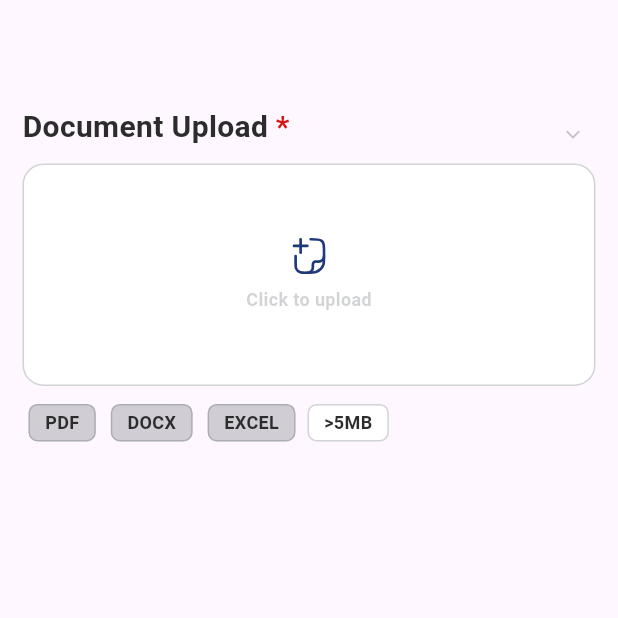
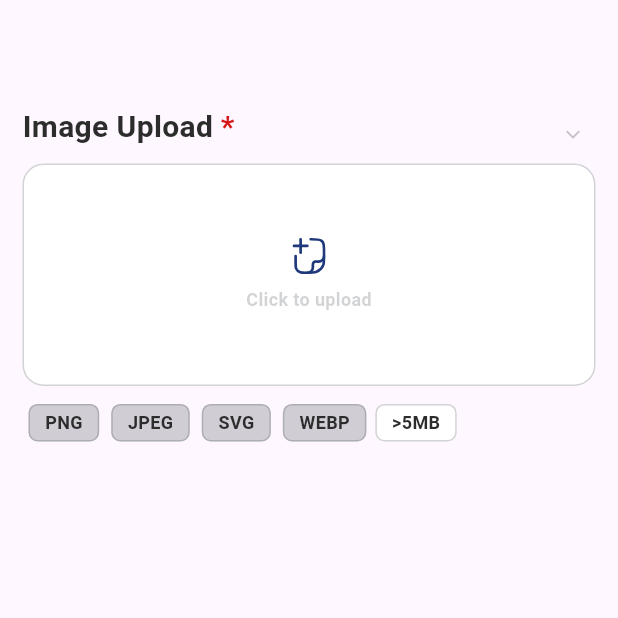
Before and after one commit to arulmaniAn24/List-package-for-reusable, a Flutter app: the screen it shows after launch, on a phone screen of 412 x 824 dp, the top half of it. Run offline on Flutter 3.47's test engine with Material 3 defaults, Android fonts, the phone set to English and light mode, and no system bars; our stand-ins replace bloc, file_picker, flutter_bloc, flutter_svg, image_picker; project files that could hold a hidden picture were left out.

Commit message:
update image_upload

```diff
--- a/lib/FilePicker/fileupload.dart
+++ b/lib/File_Picker/FilePicker/fileupload.dart
@@ -9,8 +9,9 @@ import 'package:flutter_svg/flutter_svg.dart';
 import '../bloc/filebloc.dart';
 import '../bloc/fileevent.dart';
 import '../bloc/filestate.dart';
+
+import 'package:file_picker/file_picker.dart';
 import '../constants/colors.dart';
-import 'package:file_picker/file_picker.dart';
 import 'filecard.dart';
 
 class DocumentUpload extends StatefulWidget {
--- /dev/null
+++ b/lib/Image_Picker/ImagePicker/imageupload.dart
@@ -0,0 +1,304 @@
+import 'dart:io';
+
+import 'package:flutter/cupertino.dart';
+import 'package:flutter/material.dart';
+import 'package:flutter_bloc/flutter_bloc.dart';
+
+import 'package:flutter_svg/flutter_svg.dart';
+import 'package:image_picker/image_picker.dart';
+
+import 'package:file_picker/file_picker.dart';
+import 'package:task1/Image_Picker/ImagePicker/filecard.dart';
+import '../constants/colors.dart';
+
+class ImageUpload extends StatefulWidget {
+  const ImageUpload({super.key});
+
+  @override
+  State<ImageUpload> createState() => _ImageUploadState();
+}
+
+class _ImageUploadState extends State<ImageUpload> {
+  bool isExpanded = false;
+  final List<PlatformFile> _uploadFiles = [];
+
+  Future<void> _galleryImage() async {
+    final ImagePicker picker = ImagePicker();
+    XFile? pickedFile = await picker.pickImage(source: ImageSource.gallery);
+
+    if (pickedFile != null) {
+      setState(() async {
+        _uploadFiles.add(PlatformFile(
+          name: pickedFile.path.split('/').last,
+          size: await File(pickedFile.path).length(),
+          path: pickedFile.path,
+        ));
+      });
+    }
+  }
+
+  Future<void> _captureImage() async {
+    final ImagePicker picker = ImagePicker();
+    XFile? pickedFile = await picker.pickImage(source: ImageSource.camera);
+
+    if (pickedFile != null) {
+      setState(() async {
+        _uploadFiles.add(PlatformFile(
+          name: pickedFile.path.split('/').last,
+          size: await File(pickedFile.path).length(),
+          path: pickedFile.path,
+        ));
+      });
+    }
+  }
+
+  @override
+  Widget build(BuildContext context) {
+    return Scaffold(
+      body: SingleChildScrollView(
+        child: Padding(
+          padding: const EdgeInsets.only(top: 70.0, left: 15.0, right: 15.0),
+          child: Column(
+            crossAxisAlignment: CrossAxisAlignment.start,
+            children: [
+              Stack(
+                children: [
+                  const Row(
+                    children: [
+                      Text(
+                        'Image Upload',
+                        style: TextStyle(
+                          fontSize: 20,
+                          fontWeight: FontWeight.bold,
+                          color: AppColors.secondaryColor,
+                        ),
+                      ),
+                      SizedBox(width: 5),
+                      Text(
+                        '*',
+                        style: TextStyle(
+                          fontSize: 20,
+                          fontWeight: FontWeight.bold,
+                          color: AppColors.accentColor,
+                        ),
+                      ),
+                    ],
+                  ),
+                  Positioned(
+                    top: 15,
+                    right: 10,
+                    child: GestureDetector(
+                      onTap: () {
+                        setState(() {
+                          isExpanded = !isExpanded;
+                        });
+                      },
+                      child: SvgPicture.asset(
+                        isExpanded
+                            ? 'assets/images/arrowup.svg'
+                            : 'assets/images/arrowdown.svg',
+                        height: 10,
+                        width: 10,
+                        fit: BoxFit.contain,
+                      ),
+                    ),
+                  ),
+                ],
+              ),
+              const SizedBox(height: 10),
+              Container(
+                height: MediaQuery.of(context).size.height * 0.18,
+                width: MediaQuery.of(context).size.width * 1.0,
+                decoration: BoxDecoration(
+                  color: AppColors.backgroundColor,
+                  border: Border.all(
+                    color: AppColors.secondary3Color,
+                  ),
+                  borderRadius: BorderRadius.circular(14),
+                ),
+                child: GestureDetector(
+                  onTap: () {
+                    showCupertinoModalPopup(
+                      context: context,
+                      builder: (context) => _buildCupertinoActionSheet(context),
+                    );
+                  },
+                  child: Column(
+                    mainAxisAlignment: MainAxisAlignment.center,
+                    children: [
+                      SvgPicture.asset(
+                        'assets/images/upload.svg',
+                        height: 25,
+                        width: 25,
+                        fit: BoxFit.contain,
+                      ),
+                      const SizedBox(height: 8),
+                      const Text(
+                        'Click to upload',
+                        style: TextStyle(
+                          fontSize: 12,
+                          fontWeight: FontWeight.bold,
+                          color: AppColors.secondary3Color,
+                        ),
+                      ),
+                    ],
+                  ),
+                ),
+              ),
+              const SizedBox(height: 10),
+              Row(
+                crossAxisAlignment: CrossAxisAlignment.start,
+                children: [
+                  _buildInfoContainer('PNG', isFirst: true),
+                  _buildInfoContainer('JPEG', isFirst: true),
+                  _buildInfoContainer('SVG', isFirst: true),
+                  _buildInfoContainer('WEBP', isFirst: true),
+                  _buildInfoContainer('>5MB', isFirst: false),
+                ],
+              ),
+              AnimatedCrossFade(
+                duration: const Duration(milliseconds: 300),
+                firstChild: Container(),
+                secondChild: Padding(
+                  padding: const EdgeInsets.only(top: 12.0),
+                  child: GridView.builder(
+                    padding: EdgeInsets.zero,
+                    shrinkWrap: true,
+                    physics: const NeverScrollableScrollPhysics(),
+                    gridDelegate:
+                        const SliverGridDelegateWithFixedCrossAxisCount(
+                      crossAxisCount: 2,
+                      crossAxisSpacing: 10,
+                      mainAxisSpacing: 10,
+                      childAspectRatio: 2.6 / 2,
+                    ),
+                    itemCount: _uploadFiles.length,
+                    itemBuilder: (context, index) {
+                      return FileCard(
+                          fileName: _uploadFiles[index].name,
+                          fileSize:
+                              '${(_uploadFiles[index].size / 1024).toStringAsFixed(2)} KB',
+                          onCancel: () {
+                            setState(() {
+                              _uploadFiles.removeAt(index);
+                            });
+                          });
+                    },
+                  ),
+                ),
+                crossFadeState: isExpanded
+                    ? CrossFadeState.showSecond
+                    : CrossFadeState.showFirst,
+              ),
+            ],
+          ),
+        ),
+      ),
+    );
+  }
+
+  Widget _buildCupertinoActionSheet(BuildContext context) {
+    return Padding(
+      padding: const EdgeInsets.symmetric(horizontal: 7.0),
+      child: CupertinoActionSheet(
+        actions: [
+          CupertinoActionSheetAction(
+            onPressed: () {
+              _captureImage();
+              Navigator.pop(context);
+            },
+            child: Row(
+              children: [
+                Padding(
+                  padding: const EdgeInsets.symmetric(horizontal: 4.0),
+                  child: SvgPicture.asset(
+                    'assets/images/camera.svg',
+                    height: 24,
+                    width: 24,
+                  ),
+                ),
+                const SizedBox(width: 10),
+                const Text(
+                  'Capture',
+                  style: TextStyle(
+                    fontSize: 16,
+                    color: AppColors.secondary3Color,
+                  ),
+                ),
+              ],
+            ),
+          ),
+          CupertinoActionSheetAction(
+            onPressed: () {
+              _galleryImage();
+              Navigator.pop(context);
+            },
+            child: Row(
+              children: [
+                Padding(
+                  padding: const EdgeInsets.symmetric(horizontal: 4.0),
+                  child: SvgPicture.asset(
+                    'assets/images/gallery.svg',
+                    height: 24,
+                    width: 24,
+                  ),
+                ),
+                const SizedBox(width: 10),
+                const Text(
+                  'Gallery',
+                  style: TextStyle(
+                    fontSize: 16,
+                    color: AppColors.secondary3Color,
+                  ),
+                ),
+              ],
+            ),
+          ),
+        ],
+        cancelButton: Container(
+          decoration: BoxDecoration(
+            color: AppColors.primaryColor,
+            borderRadius: BorderRadius.circular(16),
+          ),
+          child: CupertinoActionSheetAction(
+            onPressed: () {
+              Navigator.pop(context);
+            },
+            child: const Text(
+              'Cancel',
+              style: TextStyle(
+                fontSize: 16,
+                fontWeight: FontWeight.bold,
+                color: AppColors.backgroundColor,
+              ),
+            ),
+          ),
+        ),
+      ),
+    );
+  }
+
+  Widget _buildInfoContainer(String text, {required bool isFirst}) {
+    return Padding(
+      padding: EdgeInsets.symmetric(vertical: 2, horizontal: isFirst ? 4 : 2),
+      child: Container(
+        padding: const EdgeInsets.symmetric(vertical: 3, horizontal: 10),
+        decoration: BoxDecoration(
+          color: text == '>5MB'
+              ? AppColors.backgroundColor
+              : AppColors.secondary3Color,
+          border: Border.all(color: AppColors.secondary3Color),
+          borderRadius: BorderRadius.circular(6),
+        ),
+        child: Text(
+          text,
+          style: const TextStyle(
+            fontSize: 12,
+            fontWeight: FontWeight.bold,
+            color: AppColors.secondaryColor,
+          ),
+        ),
+      ),
+    );
+  }
+}
--- /dev/null
+++ b/lib/Image_Picker/constants/colors.dart
@@ -0,0 +1,14 @@
+import 'package:flutter/material.dart';
+
+class AppColors {
+  static const Color secondaryColor = Color(0xFF2C2C2D);
+  static const Color accentColor = Color(0xFFD61515);
+  static const Color backgroundColor = Color(0xFFFFFFFF);
+
+  static const Color secondary3Color = Color(0xFF3C3C434D);
+  static const Color primaryColor = Color(0xFF1F397A);
+  static const Color primary2Color = Color(0xFFEEF2FF);
+  static const Color secondary2Color = Color(0xFF222222);
+  static const Color secondary4Color = Color(0xFFB9B9BD9);
+  static const Color secondary5Color = Color(0xFF8E8E8E);
+}
--- a/lib/main.dart
+++ b/lib/main.dart
@@ -1,8 +1,8 @@
 import 'package:flutter/material.dart';
-import 'package:flutter_bloc/flutter_bloc.dart';
-import 'package:task1/FilePicker/fileupload.dart';
 
-import 'bloc/filebloc.dart';
+import 'package:task1/File_Picker/FilePicker/fileupload.dart';
+
+import 'Image_Picker/ImagePicker/imageupload.dart';
 
 void main() {
   runApp(const MyApp());
@@ -19,7 +19,7 @@ class MyApp extends StatelessWidget {
         colorScheme: ColorScheme.fromSeed(seedColor: Colors.deepPurple),
         useMaterial3: true,
       ),
-      home: const DocumentUpload(),
+      home: const ImageUpload(),
     );
   }
 }
```
Also changed, not shown: lib/Image_Picker/ImagePicker/filecard.dart (added, +107 -0 lines), assets/images/png.svg (added), lib/File_Picker/FilePicker/filecard.dart (renamed from lib/FilePicker/filecard.dart), lib/File_Picker/bloc/filebloc.dart (renamed from lib/bloc/filebloc.dart), lib/File_Picker/bloc/fileevent.dart (renamed from lib/bloc/fileevent.dart), lib/File_Picker/bloc/filestate.dart (renamed from lib/bloc/filestate.dart), lib/File_Picker/constants/colors.dart (renamed from lib/constants/colors.dart).
